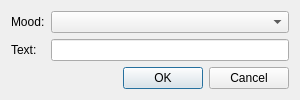
The window that src/plugins/azoth/mooddialog.ui (0xd34df00d/leechcraft) describes before a commit, drawn with Qt 5.
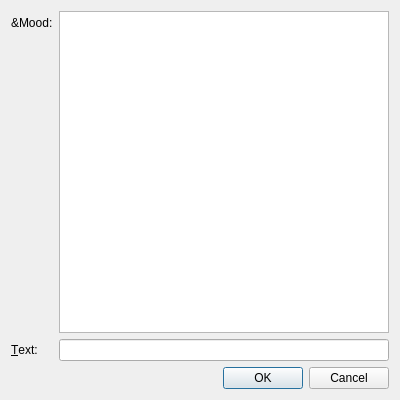
The same window after the commit.

Commit message: [Azoth] Use a tree instead of a QComboBox in MoodDialog.

```diff
--- a/src/plugins/azoth/mooddialog.ui
+++ b/src/plugins/azoth/mooddialog.ui
@@ -6,8 +6,8 @@
    <rect>
     <x>0</x>
     <y>0</y>
-    <width>300</width>
-    <height>97</height>
+    <width>400</width>
+    <height>400</height>
    </rect>
   </property>
   <property name="windowTitle">
@@ -16,30 +16,17 @@
   <layout class="QVBoxLayout" name="verticalLayout">
    <item>
     <layout class="QFormLayout" name="formLayout">
-     <property name="fieldGrowthPolicy">
-      <enum>QFormLayout::AllNonFixedFieldsGrow</enum>
-     </property>
      <item row="0" column="0">
       <widget class="QLabel" name="label">
        <property name="text">
-        <string>Mood:</string>
-       </property>
-       <property name="buddy">
-        <cstring>Mood_</cstring>
-       </property>
-      </widget>
-     </item>
-     <item row="0" column="1">
-      <widget class="QComboBox" name="Mood_">
-       <property name="insertPolicy">
-        <enum>QComboBox::InsertAlphabetically</enum>
+        <string>&amp;Mood:</string>
        </property>
       </widget>
      </item>
      <item row="1" column="0">
       <widget class="QLabel" name="label_2">
        <property name="text">
-        <string>Text:</string>
+        <string>&amp;Text:</string>
        </property>
        <property name="buddy">
         <cstring>Text_</cstring>
@@ -49,6 +36,22 @@
      <item row="1" column="1">
       <widget class="QLineEdit" name="Text_"/>
      </item>
+     <item row="0" column="1">
+      <widget class="QTreeWidget" name="Mood_">
+       <property name="sizePolicy">
+        <sizepolicy hsizetype="Expanding" vsizetype="MinimumExpanding">
+         <horstretch>0</horstretch>
+         <verstretch>1</verstretch>
+        </sizepolicy>
+       </property>
+       <property name="rootIsDecorated">
+        <bool>false</bool>
+       </property>
+       <attribute name="headerVisible">
+        <bool>false</bool>
+       </attribute>
+      </widget>
+     </item>
     </layout>
    </item>
    <item>
```
The commit also changes 1 other file.
